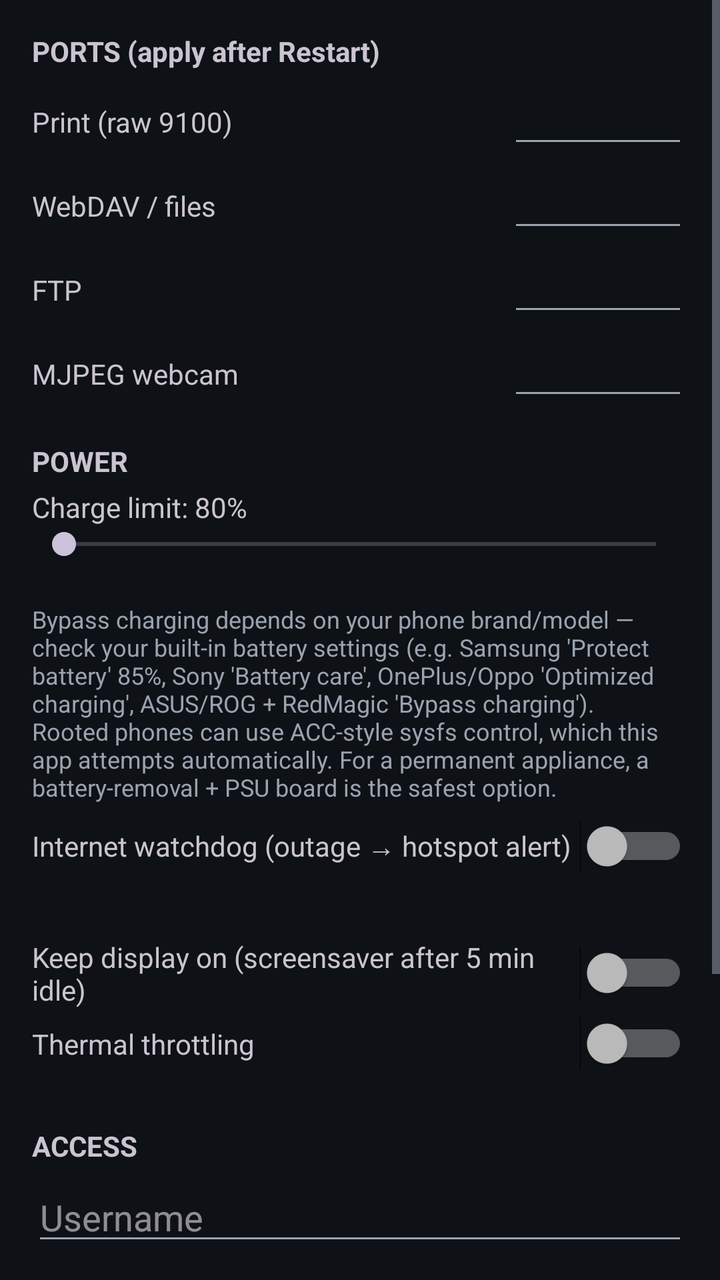
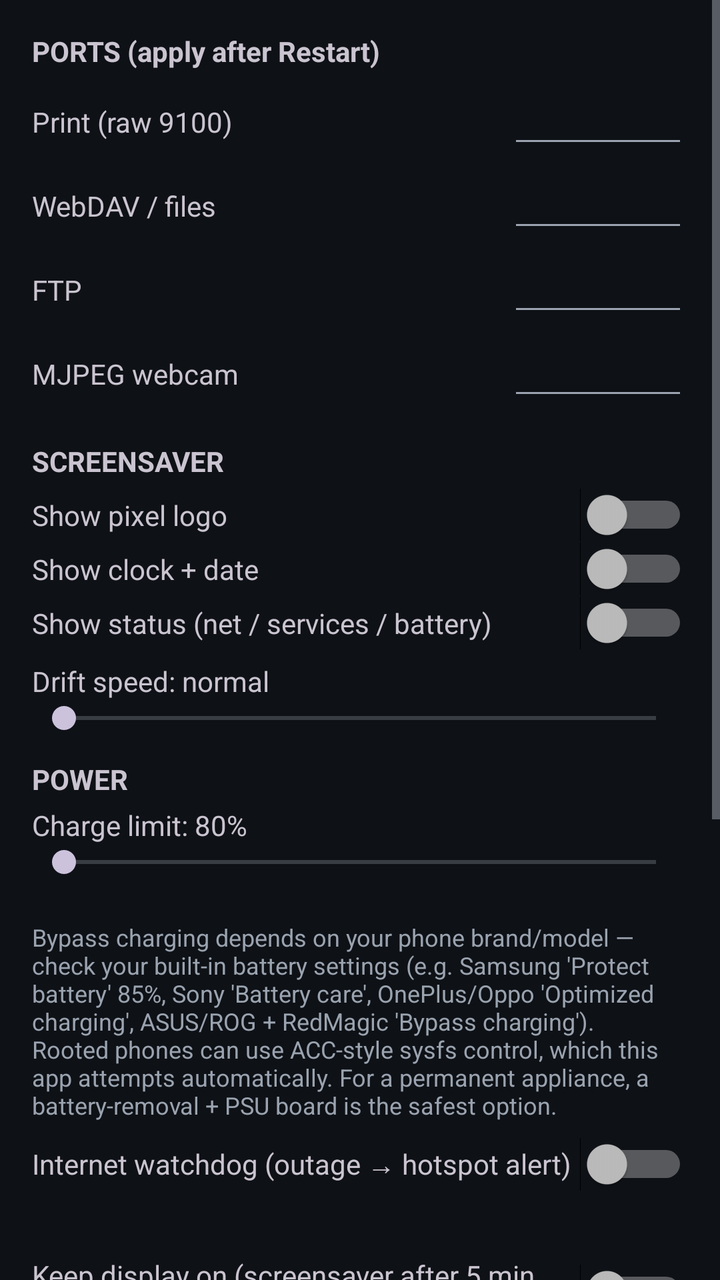

Before-and-after screenshots of an Android layout around one commit, followed by the original layout XML and the change that was made.
<!-- AndroidManifest.xml: application theme Theme.App -->
<!-- res/layout/activity_settings.xml -->
<?xml version="1.0" encoding="utf-8"?>
<ScrollView xmlns:android="http://schemas.android.com/apk/res/android"
    android:layout_width="match_parent"
    android:layout_height="match_parent">

    <LinearLayout
        android:layout_width="match_parent"
        android:layout_height="wrap_content"
        android:orientation="vertical"
        android:padding="16dp">

        <TextView
            android:layout_width="match_parent"
            android:layout_height="wrap_content"
            android:text="PORTS (apply after Restart)"
            android:textStyle="bold"
            android:layout_marginBottom="8dp"/>

        <LinearLayout style="@style/Row">
            <TextView style="@style/RowLabel" android:text="Print (raw 9100)"/>
            <EditText android:id="@+id/etPrintPort" style="@style/PortEdit" android:inputType="number"/>
        </LinearLayout>
        <LinearLayout style="@style/Row">
            <TextView style="@style/RowLabel" android:text="WebDAV / files"/>
            <EditText android:id="@+id/etWebdavPort" style="@style/PortEdit" android:inputType="number"/>
        </LinearLayout>
        <LinearLayout style="@style/Row">
            <TextView style="@style/RowLabel" android:text="FTP"/>
            <EditText android:id="@+id/etFtpPort" style="@style/PortEdit" android:inputType="number"/>
        </LinearLayout>
        <LinearLayout style="@style/Row" android:layout_marginBottom="4dp">
            <TextView style="@style/RowLabel" android:text="MJPEG webcam"/>
            <EditText android:id="@+id/etMjpegPort" style="@style/PortEdit" android:inputType="number"/>
        </LinearLayout>

        <TextView
            android:layout_width="match_parent"
            android:layout_height="wrap_content"
            android:text="POWER"
            android:textStyle="bold"
            android:layout_marginTop="12dp"
            android:layout_marginBottom="4dp"/>

        <TextView
            android:id="@+id/tvChargeLimit"
            android:layout_width="match_parent"
            android:layout_height="wrap_content"
            android:text="Charge limit: 80%"/>

        <SeekBar
            android:id="@+id/sbChargeLimit"
            android:layout_width="match_parent"
            android:layout_height="wrap_content"
            android:max="50"/>

        <TextView
            android:id="@+id/tvGuardStatus"
            android:layout_width="match_parent"
            android:layout_height="wrap_content"
            android:layout_marginBottom="4dp"
            android:textSize="12sp"/>

        <TextView
            android:layout_width="match_parent"
            android:layout_height="wrap_content"
            android:layout_marginBottom="8dp"
            android:textSize="12sp"
            android:text="Bypass charging depends on your phone brand/model — check your built-in battery settings (e.g. Samsung 'Protect battery' 85%, Sony 'Battery care', OnePlus/Oppo 'Optimized charging', ASUS/ROG + RedMagic 'Bypass charging'). Rooted phones can use ACC-style sysfs control, which this app attempts automatically. For a permanent appliance, a battery-removal + PSU board is the safest option."
            android:textColor="?android:attr/textColorSecondary"/>

        <LinearLayout
            android:layout_width="match_parent"
            android:layout_height="wrap_content"
            android:orientation="horizontal"
            android:gravity="center_vertical"
            android:layout_marginBottom="8dp">
            <TextView
                android:layout_width="0dp"
                android:layout_height="wrap_content"
                android:layout_weight="1"
                android:text="Internet watchdog (outage → hotspot alert)"/>
            <Switch
                android:id="@+id/swNetWatch"
                android:layout_width="wrap_content"
                android:layout_height="wrap_content"/>
        </LinearLayout>

        <TextView
            android:id="@+id/tvNetWatch"
            android:layout_width="match_parent"
            android:layout_height="wrap_content"
            android:layout_marginBottom="8dp"
            android:textSize="12sp"/>

        <LinearLayout
            android:layout_width="match_parent"
            android:layout_height="wrap_content"
            android:orientation="horizontal"
            android:gravity="center_vertical"
            android:layout_marginBottom="4dp">
            <TextView
                android:layout_width="0dp"
                android:layout_height="wrap_content"
                android:layout_weight="1"
                android:text="Keep display on (screensaver after 5 min idle)"/>
            <Switch
                android:id="@+id/swKeepScreen"
                android:layout_width="wrap_content"
                android:layout_height="wrap_content"/>
        </LinearLayout>

        <LinearLayout
            android:layout_width="match_parent"
            android:layout_height="wrap_content"
            android:orientation="horizontal"
            android:gravity="center_vertical"
            android:layout_marginBottom="16dp">
            <TextView
                android:layout_width="0dp"
                android:layout_height="wrap_content"
                android:layout_weight="1"
                android:text="Thermal throttling"/>
            <Switch
                android:id="@+id/swThermalThrottle"
                android:layout_width="wrap_content"
                android:layout_height="wrap_content"/>
        </LinearLayout>

        <TextView
            android:layout_width="match_parent"
            android:layout_height="wrap_content"
            android:text="ACCESS"
            android:textStyle="bold"
            android:layout_marginTop="12dp"
            android:layout_marginBottom="4dp"/>

        <EditText
            android:id="@+id/etUsername"
            android:layout_width="match_parent"
            android:layout_height="wrap_content"
            android:hint="Username"/>

        <EditText
            android:id="@+id/etPassword"
            android:layout_width="match_parent"
            android:layout_height="wrap_content"
            android:hint="Password"
            android:inputType="textPassword"/>

        <Button
            android:id="@+id/btnBatteryWhitelist"
            android:layout_width="match_parent"
            android:layout_height="wrap_content"
            android:layout_marginTop="12dp"
            android:text="Request battery-optimization exemption"/>

        <Button
            android:id="@+id/btnOemWhitelist"
            android:layout_width="match_parent"
            android:layout_height="wrap_content"
            android:text="Open OEM battery panel"/>

        <Button
            android:id="@+id/btnFactoryReset"
            android:layout_width="match_parent"
            android:layout_height="wrap_content"
            android:text="Factory reset settings"/>
    </LinearLayout>
</ScrollView>
<!-- resources referenced by this layout -->
<resources>
  <style name="PortEdit">
          <item name="android:layout_width">90dp</item>
          <item name="android:layout_height">wrap_content</item>
          <item name="android:textSize">14sp</item>
      </style>
  <style name="Row">
          <item name="android:layout_width">match_parent</item>
          <item name="android:layout_height">wrap_content</item>
          <item name="android:orientation">horizontal</item>
          <item name="android:gravity">center_vertical</item>
          <item name="android:layout_marginBottom">6dp</item>
      </style>
  <style name="RowLabel">
          <item name="android:layout_width">0dp</item>
          <item name="android:layout_height">wrap_content</item>
          <item name="android:layout_weight">1</item>
          <item name="android:textSize">14sp</item>
      </style>
  <style name="Theme.App" parent="Theme.Material3.Dark.NoActionBar">
          <item name="android:colorBackground">#0E1116</item>
          <item name="colorSurface">#171C24</item>
          <item name="colorPrimary">#4CAF93</item>
          <item name="colorOnPrimary">#06231C</item>
          <item name="android:statusBarColor">#0E1116</item>
          <item name="android:navigationBarColor">#0E1116</item>
          <item name="android:textColorPrimary">#E6E9EE</item>
          <item name="android:textColorSecondary">#9AA3AF</item>
      </style>
</resources>

<!-- the commit's change to res/layout/activity_settings.xml (unified diff, before → after) -->
@@ -36,6 +36,75 @@
         <TextView
             android:layout_width="match_parent"
             android:layout_height="wrap_content"
+            android:text="SCREENSAVER"
+            android:textStyle="bold"
+            android:layout_marginTop="12dp"
+            android:layout_marginBottom="4dp"/>
+
+        <LinearLayout
+            android:layout_width="match_parent"
+            android:layout_height="wrap_content"
+            android:orientation="horizontal"
+            android:gravity="center_vertical">
+            <TextView
+                android:layout_width="0dp"
+                android:layout_height="wrap_content"
+                android:layout_weight="1"
+                android:text="Show pixel logo"/>
+            <Switch
+                android:id="@+id/swSaverLogo"
+                android:layout_width="wrap_content"
+                android:layout_height="wrap_content"/>
+        </LinearLayout>
+
+        <LinearLayout
+            android:layout_width="match_parent"
+            android:layout_height="wrap_content"
+            android:orientation="horizontal"
+            android:gravity="center_vertical">
+            <TextView
+                android:layout_width="0dp"
+                android:layout_height="wrap_content"
+                android:layout_weight="1"
+                android:text="Show clock + date"/>
+            <Switch
+                android:id="@+id/swSaverClock"
+                android:layout_width="wrap_content"
+                android:layout_height="wrap_content"/>
+        </LinearLayout>
+
+        <LinearLayout
+            android:layout_width="match_parent"
+            android:layout_height="wrap_content"
+            android:orientation="horizontal"
+            android:gravity="center_vertical">
+            <TextView
+                android:layout_width="0dp"
+                android:layout_height="wrap_content"
+                android:layout_weight="1"
+                android:text="Show status (net / services / battery)"/>
+            <Switch
+                android:id="@+id/swSaverStatus"
+                android:layout_width="wrap_content"
+                android:layout_height="wrap_content"/>
+        </LinearLayout>
+
+        <TextView
+            android:id="@+id/tvSaverSpeed"
+            android:layout_width="match_parent"
+            android:layout_height="wrap_content"
+            android:layout_marginTop="6dp"
+            android:text="Drift speed: normal"/>
+
+        <SeekBar
+            android:id="@+id/sbSaverSpeed"
+            android:layout_width="match_parent"
+            android:layout_height="wrap_content"
+            android:max="2"/>
+
+        <TextView
+            android:layout_width="match_parent"
+            android:layout_height="wrap_content"
             android:text="POWER"
             android:textStyle="bold"
             android:layout_marginTop="12dp"
